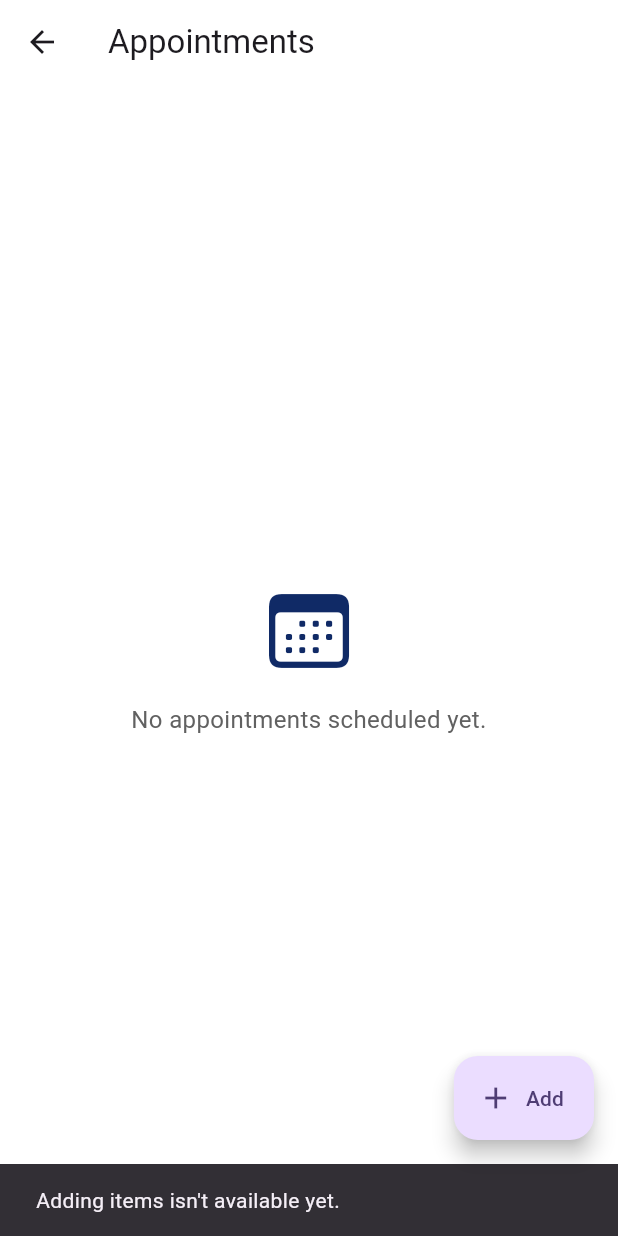
After one commit to DasAkash-1/healthbook, a Flutter app: the FeatureScreen screen opened directly, after a tap on "Add", on a phone screen of 412 x 824 dp. The commit adds this screen. Run offline on Flutter 3.47's test engine with Material 3 defaults, Android fonts, the phone set to English and light mode, and no system bars; our stand-ins replace smooth_page_indicator.

Commit message:
Make home dashboard tiles and bottom tabs navigable
- Add shared FeatureScreen with empty state for upcoming features
- Open Doctors, Prescriptions, Test Results, and Appointments from tiles
- Add Records tab linking to Prescriptions and Test Results
- Show Profile placeholder; Appointments tab uses FeatureScreen
- Remove Patients Portal and Admin Panel tiles until team decides
- Hide hardcoded appointment banner until appointments exist

```diff
--- /dev/null
+++ b/lib/screens/feature_screen.dart
@@ -0,0 +1,52 @@
+import 'package:flutter/material.dart';
+
+// Shared placeholder screen for features that don't have data yet.
+// Shows an empty state and an Add button. Forms come in a later step.
+class FeatureScreen extends StatelessWidget {
+  final String title;
+  final IconData icon;
+  final String emptyMessage;
+
+  const FeatureScreen({
+    super.key,
+    required this.title,
+    required this.icon,
+    required this.emptyMessage,
+  });
+
+  @override
+  Widget build(BuildContext context) {
+    return Scaffold(
+      backgroundColor: Colors.white,
+      appBar: AppBar(
+        backgroundColor: Colors.white,
+        elevation: 0,
+        title: Text(title),
+      ),
+      body: Center(
+        child: Padding(
+          padding: const EdgeInsets.all(32),
+          child: Column(
+            mainAxisSize: MainAxisSize.min,
+            children: [
+              Icon(icon, size: 64, color: const Color(0xFF102A66)),
+              const SizedBox(height: 16),
+              Text(
+                emptyMessage,
+                textAlign: TextAlign.center,
+                style: TextStyle(fontSize: 16, color: Colors.grey[700]),
+              ),
+            ],
+          ),
+        ),
+      ),
+      floatingActionButton: FloatingActionButton.extended(
+        onPressed: () => ScaffoldMessenger.of(context).showSnackBar(
+          const SnackBar(content: Text("Adding items isn't available yet.")),
+        ),
+        icon: const Icon(Icons.add),
+        label: const Text('Add'),
+      ),
+    );
+  }
+}
```
Also changed, not shown: lib/screens/home_page.dart (+100 -65 lines).
